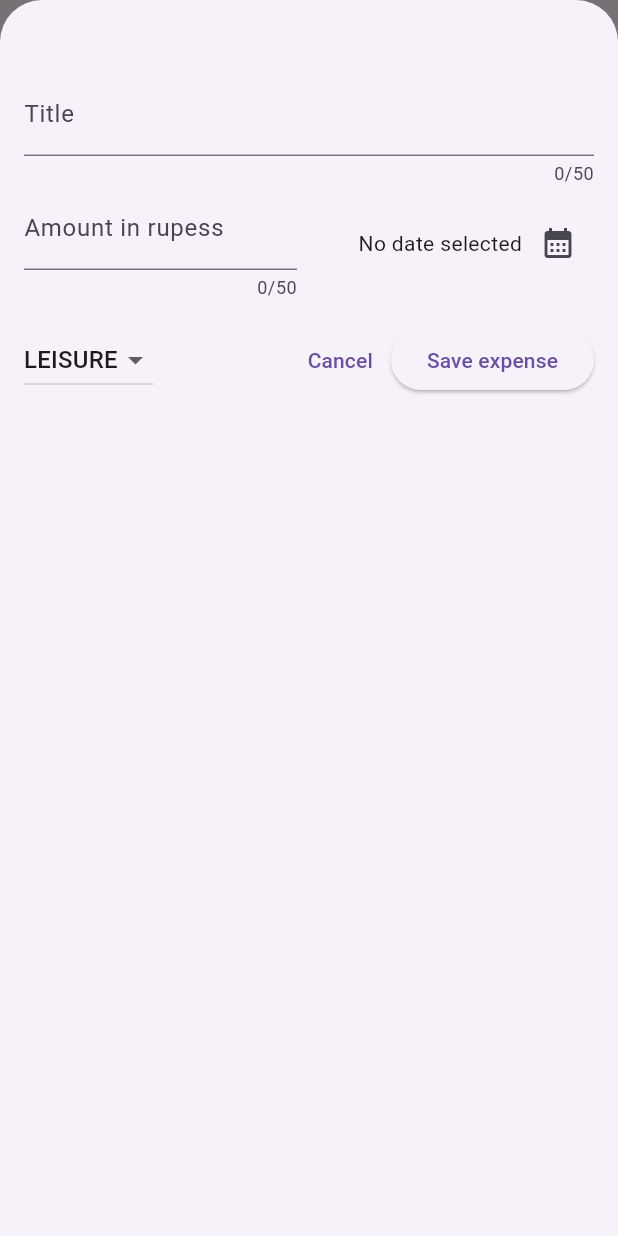
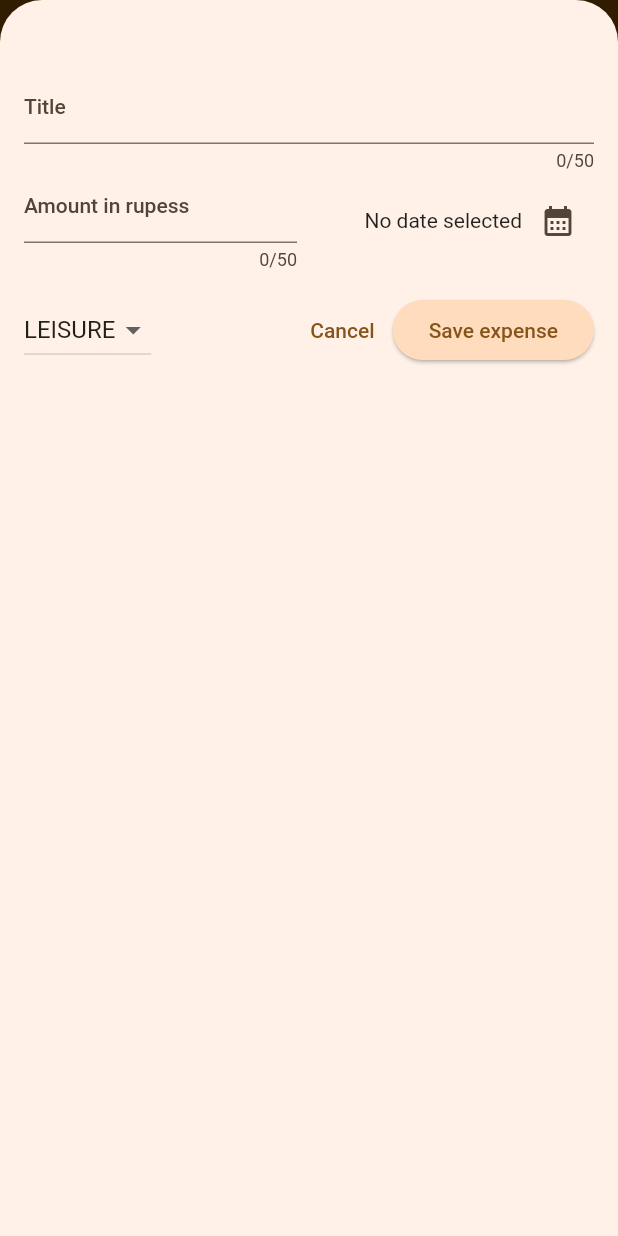
Before and after one commit to Angel-dash/Berries_tracker, a Flutter app: the screen it shows after launch, after a tap on the "add" icon, on a phone screen of 412 x 824 dp. Run offline on Flutter 3.47's test engine with Material 2 defaults, Android fonts, the phone set to English and light mode, and no system bars.

Commit message:
Theme and styling added

```diff
--- a/lib/main.dart
+++ b/lib/main.dart
@@ -1,9 +1,38 @@
 import 'package:flutter/material.dart';
 import 'package:expense_tracker/widgets/expenses.dart';
 
+var kColorScheme = ColorScheme.fromSeed(
+  seedColor: const Color.fromARGB(255, 163, 96, 8),
+);
+
 void main() {
   runApp(MaterialApp(
-    theme: ThemeData(useMaterial3: true),
+    theme: ThemeData().copyWith(
+      useMaterial3: true,
+      colorScheme: kColorScheme,
+      appBarTheme: const AppBarTheme().copyWith(
+        backgroundColor: kColorScheme.onPrimaryContainer,
+        foregroundColor: kColorScheme.primaryContainer,
+      ),
+      cardTheme: const CardTheme().copyWith(
+        color: kColorScheme.secondaryContainer,
+        margin: const EdgeInsets.symmetric(
+          horizontal: 16,
+          vertical: 8,
+        ),
+      ),
+      elevatedButtonTheme: ElevatedButtonThemeData(
+        style: ElevatedButton.styleFrom(
+          backgroundColor: kColorScheme.primaryContainer,
+        ),
+      ),
+      textTheme: ThemeData().textTheme.copyWith(
+            titleLarge: TextStyle(
+                fontWeight: FontWeight.normal,
+                color: kColorScheme.secondaryContainer,
+                fontSize: 20),
+          ),
+    ),
     home: const Expenses(),
   ));
 }
--- a/lib/widgets/expenses_list/expense_item.dart
+++ b/lib/widgets/expenses_list/expense_item.dart
@@ -15,8 +15,11 @@ class ExpenseItem extends StatelessWidget {
           vertical: 16,
         ),
         child: Column(
+          crossAxisAlignment: CrossAxisAlignment.start,
           children: [
-            Text(expense.title),
+            Text(
+              expense.title,
+            ),
             const SizedBox(height: 4),
             Row(
               children: [
--- a/lib/widgets/expenses_list/expenses_list.dart
+++ b/lib/widgets/expenses_list/expenses_list.dart
@@ -16,6 +16,12 @@ class ExpensesList extends StatelessWidget {
     return ListView.builder(
       itemCount: expenses.length,
       itemBuilder: (context, index) => Dismissible(
+        background: Container(
+          color: Theme.of(context).colorScheme.error.withOpacity(0.75),
+          margin: EdgeInsets.symmetric(
+            horizontal: Theme.of(context).cardTheme.margin!.horizontal,
+          ),
+        ),
         key: ValueKey(expenses[index]),
         onDismissed: (direction) {
           onRemoveExpense(expenses[index]);
```
